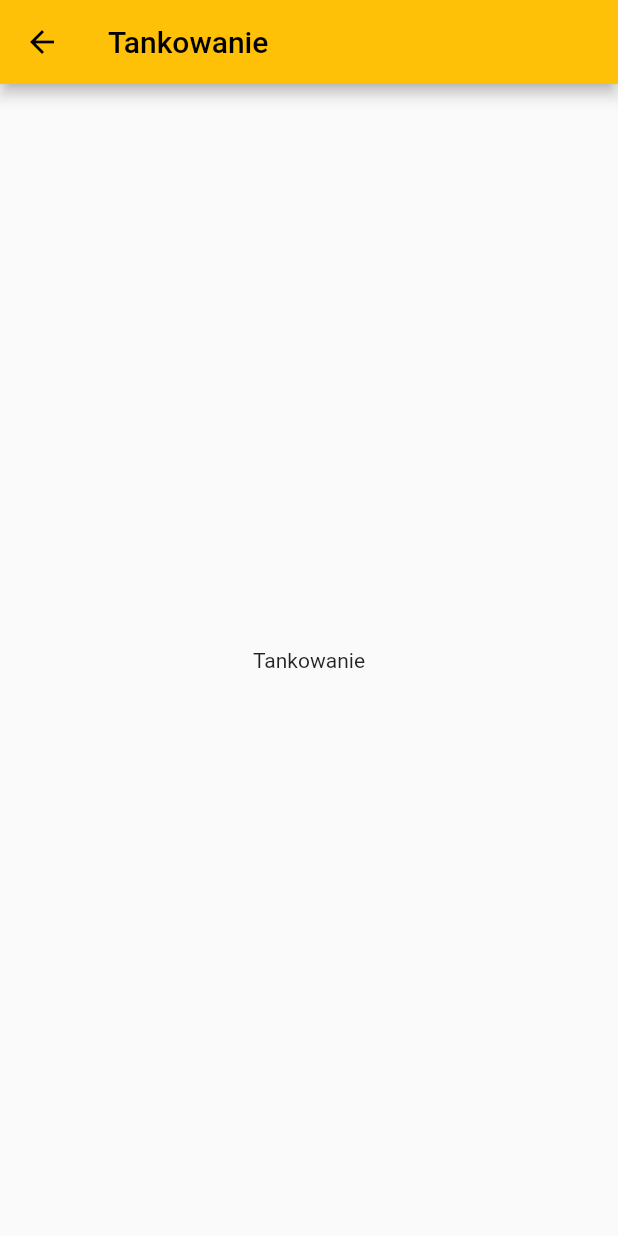
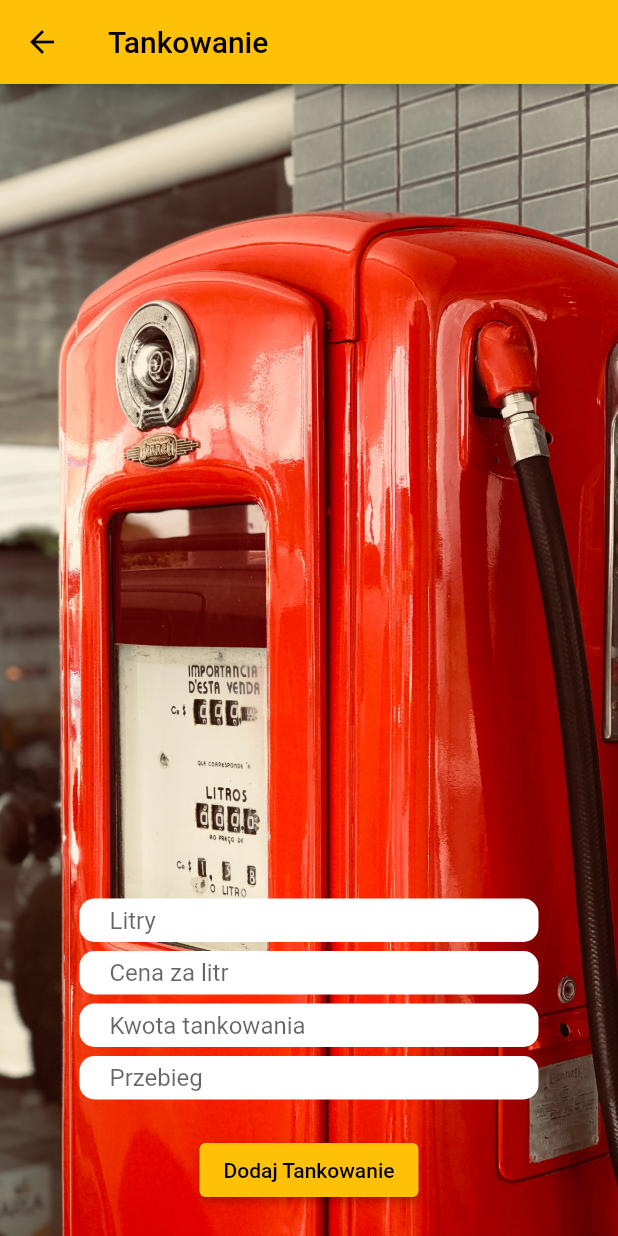
Before and after one commit to marcinmiszewski/mobile_garage, a Flutter app: the AddRefuelingPageContent screen opened directly, on a phone screen of 412 x 824 dp. Run offline on Flutter 3.47's test engine with Material 2 defaults, Android fonts, the light colour scheme and no system bars; our stand-ins replace cloud_firestore, firebase_auth, firebase_core, google_fonts; accounts and stored records are empty.

Commit message:
Add UI to refuling page content

```diff
--- a/lib/app/home/add_cost/add_cost_page_content.dart
+++ b/lib/app/home/add_cost/add_cost_page_content.dart
@@ -28,7 +28,7 @@ class AddCostPageContent extends StatelessWidget {
                     );
                   },
                   icon: Image.asset(
-                    'images/garage.jpg',
+                    'images/refueling.jpg',
                   ),
                   iconSize: 150,
                 ),
@@ -68,7 +68,7 @@ class AddCostPageContent extends StatelessWidget {
                     );
                   },
                   icon: Image.asset(
-                    'images/garage.jpg',
+                    'images/repairs.jpg',
                   ),
                   iconSize: 150,
                 ),
--- a/lib/app/home/add_cost/add_refueling_cost/add_refueling_cost_page_content.dart
+++ b/lib/app/home/add_cost/add_refueling_cost/add_refueling_cost_page_content.dart
@@ -1,19 +1,105 @@
 import 'package:flutter/material.dart';
 
-class AddRefuelingPageContent extends StatelessWidget {
+class AddRefuelingPageContent extends StatefulWidget {
   const AddRefuelingPageContent({
     super.key,
   });
 
   @override
+  State<AddRefuelingPageContent> createState() =>
+      _AddRefuelingPageContentState();
+}
+
+class _AddRefuelingPageContentState extends State<AddRefuelingPageContent> {
+  @override
   Widget build(BuildContext context) {
     return Scaffold(
       appBar: AppBar(
-        title: const Text('Tankowanie'),
+        title: const Text(
+          'Tankowanie',
+        ),
       ),
-      body: const Center(
-        child: Text(
-          'Tankowanie',
+      body: Container(
+        decoration: const BoxDecoration(
+          image: DecorationImage(
+            image: AssetImage('images/refueling.jpg'),
+            fit: BoxFit.cover,
+          ),
+        ),
+        child: Padding(
+          padding: const EdgeInsets.only(left: 50, right: 50, bottom: 20),
+          child: Center(
+            child: Column(
+              mainAxisAlignment: MainAxisAlignment.end,
+              children: [
+                Container(
+                  decoration: const BoxDecoration(
+                    color: Colors.white,
+                    borderRadius: BorderRadius.all(
+                      Radius.circular(10),
+                    ),
+                  ),
+                  padding: const EdgeInsets.only(left: 20, top: 5, bottom: 5),
+                  margin: const EdgeInsets.all(3),
+                  child: const TextField(
+                    decoration: InputDecoration.collapsed(
+                      hintText: 'Litry',
+                    ),
+                  ),
+                ),
+                Container(
+                  decoration: const BoxDecoration(
+                    color: Colors.white,
+                    borderRadius: BorderRadius.all(
+                      Radius.circular(10),
+                    ),
+                  ),
+                  padding: const EdgeInsets.only(left: 20, top: 5, bottom: 5),
+                  margin: const EdgeInsets.all(3),
+                  child: const TextField(
+                    decoration: InputDecoration.collapsed(
+                      hintText: 'Cena za litr',
+                    ),
+                  ),
+                ),
+                Container(
+                  decoration: const BoxDecoration(
+                    color: Colors.white,
+                    borderRadius: BorderRadius.all(
+                      Radius.circular(10),
+                    ),
+                  ),
+                  padding: const EdgeInsets.only(left: 20, top: 5, bottom: 5),
+                  margin: const EdgeInsets.all(3),
+                  child: const TextField(
+                    decoration: InputDecoration.collapsed(
+                      hintText: 'Kwota tankowania',
+                    ),
+                  ),
+                ),
+                Container(
+                  decoration: const BoxDecoration(
+                    color: Colors.white,
+                    borderRadius: BorderRadius.all(
+                      Radius.circular(10),
+                    ),
+                  ),
+                  padding: const EdgeInsets.only(left: 20, top: 5, bottom: 5),
+                  margin: const EdgeInsets.all(3),
+                  child: const TextField(
+                    decoration: InputDecoration.collapsed(
+                      hintText: 'Przebieg',
+                    ),
+                  ),
+                ),
+                const SizedBox(
+                  height: 20,
+                ),
+                ElevatedButton(
+                    onPressed: () {}, child: const Text('Dodaj Tankowanie'))
+              ],
+            ),
+          ),
         ),
       ),
     );
```
Also changed, not shown: images/refueling.jpg (added), 1 other file.
